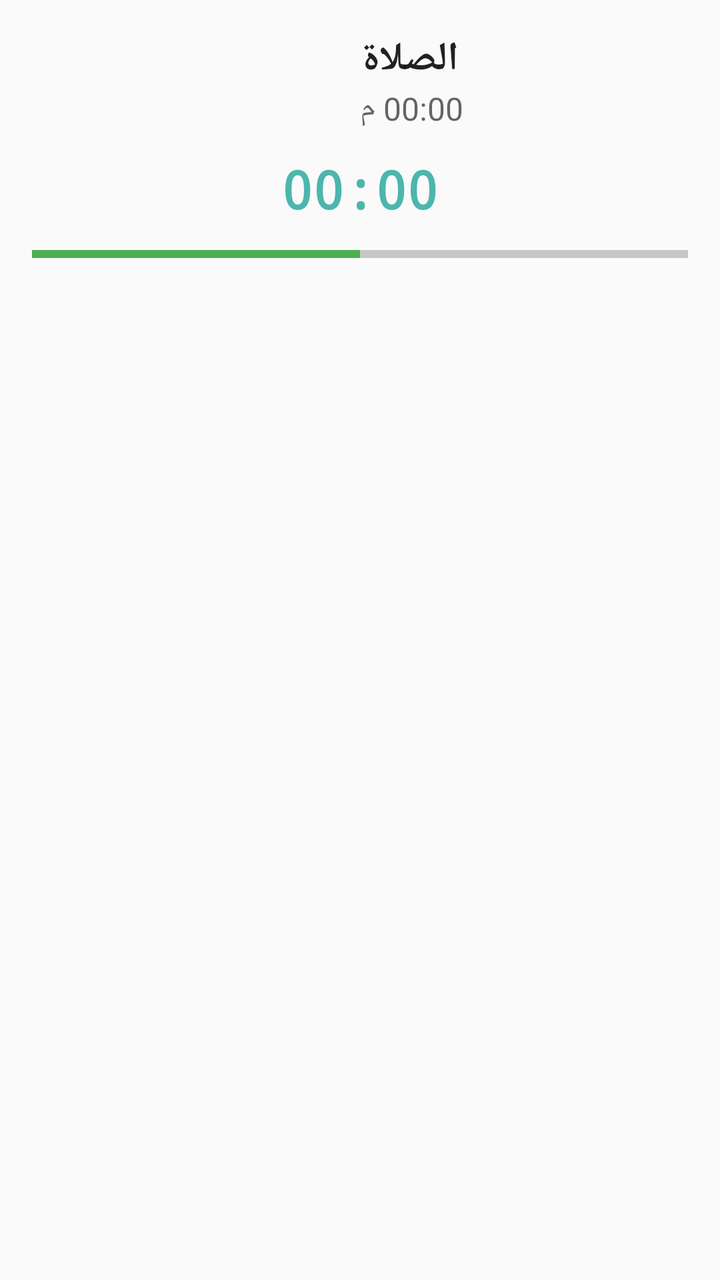
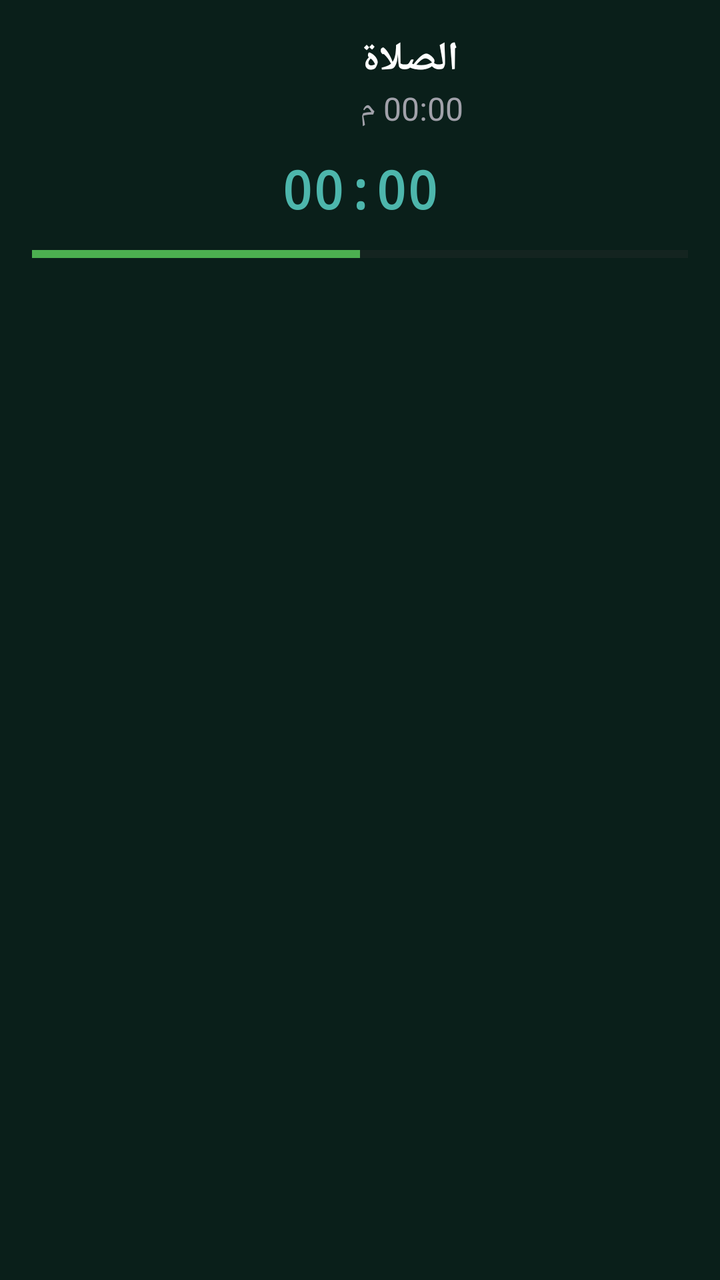

The first picture is an Android layout as it rendered before a commit; the second is the same layout after the commit. The layout source and the unified diff follow.
<!-- AndroidManifest.xml: application theme AppTheme -->
<!-- res/layout/notif_persistent.xml -->
<?xml version="1.0" encoding="utf-8"?>
<LinearLayout xmlns:android="http://schemas.android.com/apk/res/android"
    android:layout_width="match_parent"
    android:layout_height="wrap_content"
    android:orientation="vertical"
    android:padding="16dp"
    android:gravity="center_horizontal">

    
    <LinearLayout
        android:layout_width="wrap_content"
        android:layout_height="wrap_content"
        android:orientation="horizontal"
        android:gravity="center_vertical"
        android:layout_marginBottom="8dp">

        
        <ImageView
            android:id="@+id/notif_logo"
            android:layout_width="40dp"
            android:layout_height="40dp"
            android:layout_marginEnd="12dp"
            android:contentDescription="شعار التطبيق" />

        <LinearLayout
            android:layout_width="wrap_content"
            android:layout_height="wrap_content"
            android:orientation="vertical">

            <TextView
                android:id="@+id/notif_prayer_name"
                android:layout_width="wrap_content"
                android:layout_height="wrap_content"
                android:text="الصلاة"
                android:textColor="?android:attr/textColorPrimary"
                android:textSize="20sp"
                android:textStyle="bold" />

            <TextView
                android:id="@+id/notif_prayer_time"
                android:layout_width="wrap_content"
                android:layout_height="wrap_content"
                android:text="00:00 م"
                android:textColor="?android:attr/textColorSecondary"
                android:textSize="16sp" />
        </LinearLayout>
    </LinearLayout>

    
    <Chronometer
        android:id="@+id/notif_chronometer"
        android:layout_width="wrap_content"
        android:layout_height="wrap_content"
        android:textColor="#4DB6AC"
        android:textSize="26sp"
        android:fontFamily="monospace"
        android:textStyle="bold"
        android:layout_marginTop="4dp" />

    
    <ProgressBar
        android:id="@+id/notif_progress_bar"
        style="?android:attr/progressBarStyleHorizontal"
        android:layout_width="match_parent"
        android:layout_height="6dp"
        android:layout_marginTop="12dp"
        android:progressTint="#4CAF50"
        android:progressBackgroundTint="#333333"
        android:max="100"
        android:progress="50" />

</LinearLayout>
<!-- resources referenced by this layout -->
<resources>
  <style name="AppTheme" parent="Theme.AppCompat.Light.DarkActionBar">
          
          <item name="colorPrimary">@color/colorPrimary</item>
          <item name="colorPrimaryDark">@color/colorPrimaryDark</item>
          <item name="colorAccent">@color/colorAccent</item>
      </style>
  <color name="colorPrimary">#02634D</color>
  <color name="colorPrimaryDark">#014A39</color>
  <color name="colorAccent">#D4A84B</color>
</resources>

<!-- the commit's change to res/layout/notif_persistent.xml (unified diff, before → after) -->
@@ -1,72 +1,85 @@
 <?xml version="1.0" encoding="utf-8"?>
-<LinearLayout xmlns:android="http://schemas.android.com/apk/res/android"
+<FrameLayout xmlns:android="http://schemas.android.com/apk/res/android"
     android:layout_width="match_parent"
     android:layout_height="wrap_content"
-    android:orientation="vertical"
-    android:padding="16dp"
-    android:gravity="center_horizontal">
+    android:background="#0A1F1A"> 
 
     
+    <ImageView
+        android:id="@+id/notif_watermark"
+        android:layout_width="160dp"
+        android:layout_height="160dp"
+        android:layout_gravity="center"
+        android:alpha="0.05" 
+        android:scaleType="fitCenter"
+        android:contentDescription="Watermark" />
+
     <LinearLayout
-        android:layout_width="wrap_content"
+        android:layout_width="match_parent"
         android:layout_height="wrap_content"
-        android:orientation="horizontal"
-        android:gravity="center_vertical"
-        android:layout_marginBottom="8dp">
-
-        
-        <ImageView
-            android:id="@+id/notif_logo"
-            android:layout_width="40dp"
-            android:layout_height="40dp"
-            android:layout_marginEnd="12dp"
-            android:contentDescription="شعار التطبيق" />
+        android:orientation="vertical"
+        android:padding="16dp"
+        android:gravity="center_horizontal">
 
         <LinearLayout
             android:layout_width="wrap_content"
             android:layout_height="wrap_content"
-            android:orientation="vertical">
+            android:orientation="horizontal"
+            android:gravity="center_vertical"
+            android:layout_marginBottom="8dp">
 
-            <TextView
-                android:id="@+id/notif_prayer_name"
+            <ImageView
+                android:id="@+id/notif_logo"
+                android:layout_width="40dp"
+                android:layout_height="40dp"
+                android:layout_marginEnd="12dp"
+                android:contentDescription="App Icon" />
+
+            <LinearLayout
                 android:layout_width="wrap_content"
                 android:layout_height="wrap_content"
-                android:text="الصلاة"
-                android:textColor="?android:attr/textColorPrimary"
-                android:textSize="20sp"
-                android:textStyle="bold" />
+                android:orientation="vertical">
 
-            <TextView
-                android:id="@+id/notif_prayer_time"
-                android:layout_width="wrap_content"
-                android:layout_height="wrap_content"
-                android:text="00:00 م"
-                android:textColor="?android:attr/textColorSecondary"
-                android:textSize="16sp" />
+                
+                <TextView
+                    android:id="@+id/notif_prayer_name"
+                    android:layout_width="wrap_content"
+                    android:layout_height="wrap_content"
+                    android:text="الصلاة"
+                    android:textColor="#FFFFFF"
+                    android:textSize="20sp"
+                    android:textStyle="bold" />
+
+                
+                <TextView
+                    android:id="@+id/notif_prayer_time"
+                    android:layout_width="wrap_content"
+                    android:layout_height="wrap_content"
+                    android:text="00:00 م"
+                    android:textColor="#A1A1AA"
+                    android:textSize="16sp" />
+            </LinearLayout>
         </LinearLayout>
+
+        <Chronometer
+            android:id="@+id/notif_chronometer"
+            android:layout_width="wrap_content"
+            android:layout_height="wrap_content"
+            android:textColor="#4DB6AC"
+            android:textSize="26sp"
+            android:fontFamily="monospace"
+            android:textStyle="bold"
+            android:layout_marginTop="4dp" />
+
+        <ProgressBar
+            android:id="@+id/notif_progress_bar"
+            style="?android:attr/progressBarStyleHorizontal"
+            android:layout_width="match_parent"
+            android:layout_height="6dp"
+            android:layout_marginTop="12dp"
+            android:progressTint="#4CAF50"
+            android:progressBackgroundTint="#333333"
+            android:max="100"
+            android:progress="50" />
     </LinearLayout>
-
-    
-    <Chronometer
-        android:id="@+id/notif_chronometer"
-        android:layout_width="wrap_content"
-        android:layout_height="wrap_content"
-        android:textColor="#4DB6AC"
-        android:textSize="26sp"
-        android:fontFamily="monospace"
-        android:textStyle="bold"
-        android:layout_marginTop="4dp" />
-
-    
-    <ProgressBar
-        android:id="@+id/notif_progress_bar"
-        style="?android:attr/progressBarStyleHorizontal"
-        android:layout_width="match_parent"
-        android:layout_height="6dp"
-        android:layout_marginTop="12dp"
-        android:progressTint="#4CAF50"
-        android:progressBackgroundTint="#333333"
-        android:max="100"
-        android:progress="50" />
-
-</LinearLayout>
+</FrameLayout>
